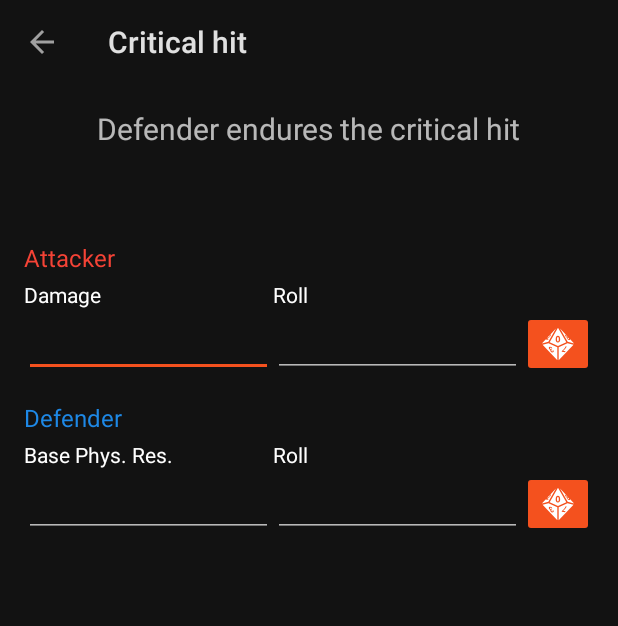
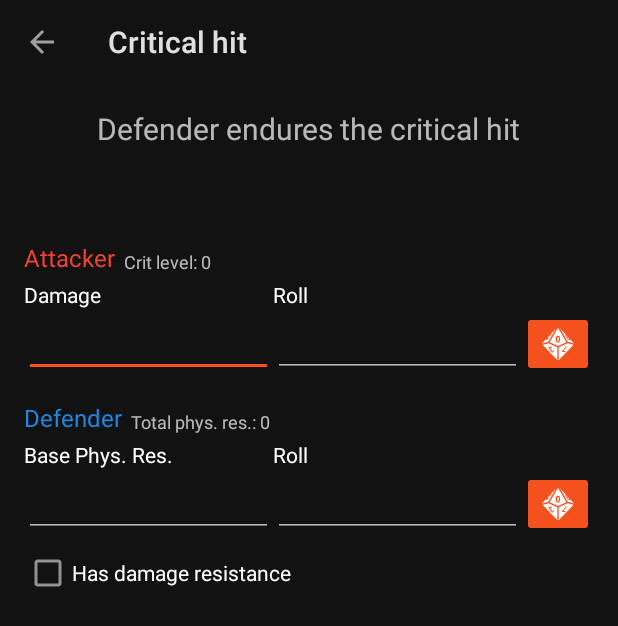
Before and after one commit to javier-delgado/anima-calculator-ex, an Android app: the CriticalHitActivity screen opened directly, with no data from a screen before it, on a phone screen of 412 x 824 dp. Shown: the top 626 px of the screen. Run offline under Robolectric (Android 15) with nearby library versions, the phone set to English and light mode, and no system bars; libraries missing offline, so code that uses them is left out: com.raizlabs.android, io.paperdb, org.jetbrains.anko.

Commit message:
Add more data to crits

```diff
--- a/app/build.gradle
+++ b/app/build.gradle
@@ -16,8 +16,8 @@ android {
         applicationId "com.javierdelgado.anima_calculator_ex"
         minSdkVersion 17
         targetSdkVersion 28
-        versionCode 10
-        versionName "1.3"
+        versionCode 11
+        versionName "1.3.1"
         testInstrumentationRunner "android.support.test.runner.AndroidJUnitRunner"
     }
     buildTypes {
--- a/app/src/main/java/com/javierdelgado/anima_calculator_ex/ui/CriticalHitActivity.kt
+++ b/app/src/main/java/com/javierdelgado/anima_calculator_ex/ui/CriticalHitActivity.kt
@@ -16,13 +16,15 @@ import com.javierdelgado.anima_calculator_ex.utils.MathEvaluator
 import com.raizlabs.android.dbflow.kotlinextensions.save
 import kotlinx.android.synthetic.main.activity_critical_hit.*
 import org.jetbrains.anko.doAsync
+import kotlin.math.ceil
 import kotlin.properties.Delegates
 
-class CriticalHitActivity: AppCompatActivity() {
+class CriticalHitActivity : AppCompatActivity() {
     private var damageCaused: Int by Delegates.observable(0) { _, _, _ -> recalculateCritical() }
     private var criticalHitRoll: Int by Delegates.observable(0) { _, _, _ -> recalculateCritical() }
     private var physicalResistance: Int by Delegates.observable(0) { _, _, _ -> recalculateCritical() }
-    private var rollResistance : Int by Delegates.observable(0) { _, _, _ -> recalculateCritical() }
+    private var rollResistance: Int by Delegates.observable(0) { _, _, _ -> recalculateCritical() }
+    private var hasDamageResistance: Boolean by Delegates.observable(false) { _, _, _ -> recalculateCritical() }
     private val rollConfig: DiceRollConfig = DiceRollConfig(openRollEnabled = false, fumbleEnabled = false)
 
     companion object {
@@ -41,7 +43,7 @@ class CriticalHitActivity: AppCompatActivity() {
         super.onCreate(savedInstanceState)
         setContentView(R.layout.activity_critical_hit)
         damageCaused = intent.getIntExtra(DAMAGE_CAUSED_EXTRA, 0)
-        if(damageCaused > 0) edtDamageCaused.setText(damageCaused.toString())
+        if (damageCaused > 0) edtDamageCaused.setText(damageCaused.toString())
         homeAsUp(true)
         setupButtons()
     }
@@ -62,31 +64,33 @@ class CriticalHitActivity: AppCompatActivity() {
     }
 
     private fun recalculateCritical() {
+        val physicalRes = physicalResistance + rollResistance
+        val critLevel = calculateCriticLevel(damageCaused + criticalHitRoll)
+
+        txtTotalResistance.text = getString(R.string.total_phys_res, physicalRes)
+        txtCritLevel.text = getString(R.string.crit_level, critLevel)
+
         if (rollResistance == 100) {
             txtMainHeader.text = getString(R.string.defender_rolled_a_natural_100)
             txtSecondaryHeader.text = getString(R.string.defender_endures_critical)
             return
         }
 
-        val tempCriticLevel = damageCaused + criticalHitRoll
-        val physicalRes = physicalResistance + rollResistance
-
-        val critLevel = calculateCriticLevel(tempCriticLevel)
 
         if (physicalRes >= critLevel) {
             txtMainHeader.text = ""
             txtSecondaryHeader.text = getString(R.string.defender_endures_critical)
         } else {
-            txtMainHeader.text = getString(R.string.crit_level, critLevel)
+            txtMainHeader.text = getString(R.string.difference_, critLevel - physicalRes)
             txtSecondaryHeader.text = getString(R.string.attacker_critical_hits)
         }
     }
 
     private fun calculateCriticLevel(tempCriticLevel: Int): Int {
-        return if ( tempCriticLevel > 200) {
-            200 + Math.ceil((tempCriticLevel - 200) / 2.toDouble()).toInt()
-        } else {
-            tempCriticLevel
+        return when {
+            hasDamageResistance -> ceil(tempCriticLevel/2.toDouble()).toInt()
+            tempCriticLevel > 200 -> 200 + ceil((tempCriticLevel - 200) / 2.toDouble()).toInt()
+            else -> tempCriticLevel
         }
     }
 
@@ -112,6 +116,7 @@ class CriticalHitActivity: AppCompatActivity() {
         edtCriticRoll.addTextChangedListener(criticRollTextWatcher)
         edtPhysicalResistance.addTextChangedListener(physicalResistanceTextWatcher)
         edtRollResistance.addTextChangedListener(rollResistanceTextWatcher)
+        chkWithDamageResistance.setOnCheckedChangeListener { _, b -> hasDamageResistance = b }
     }
 
     private fun unbindTextWatchers() {
@@ -119,6 +124,7 @@ class CriticalHitActivity: AppCompatActivity() {
         edtCriticRoll.removeTextChangedListener(criticRollTextWatcher)
         edtPhysicalResistance.removeTextChangedListener(physicalResistanceTextWatcher)
         edtRollResistance.removeTextChangedListener(rollResistanceTextWatcher)
+        chkWithDamageResistance.setOnCheckedChangeListener(null)
     }
 
     private val damageCausedTextWatcher by lazy {
--- a/app/src/main/res/layout/activity_critical_hit.xml
+++ b/app/src/main/res/layout/activity_critical_hit.xml
@@ -23,7 +23,7 @@
             android:layout_height="wrap_content"
             android:textSize="22sp"
             android:textColor="@color/material_white"
-            tools:text="Critical hit level: 87"
+            tools:text="Difference: 87"
             app:layout_constraintLeft_toLeftOf="parent"
             app:layout_constraintRight_toRightOf="parent"
             app:layout_constraintTop_toBottomOf="@id/txtSecondaryHeader"/>
@@ -38,6 +38,16 @@
             android:text="@string/attacker"
             app:layout_constraintTop_toBottomOf="@id/txtMainHeader"
             app:layout_constraintLeft_toLeftOf="parent"/>
+
+    <TextView
+            android:id="@+id/txtCritLevel"
+            android:layout_width="wrap_content"
+            android:layout_height="wrap_content"
+            android:layout_marginStart="6dp"
+            android:textSize="12sp"
+            tools:text="@string/crit_level"
+            app:layout_constraintBottom_toBottomOf="@id/txtAttacker"
+            app:layout_constraintLeft_toRightOf="@id/txtAttacker"/>
 
     <LinearLayout
             android:id="@+id/lytDamageCaused"
@@ -120,6 +130,16 @@
             app:layout_constraintTop_toBottomOf="@id/lytDamageCaused"
             app:layout_constraintLeft_toLeftOf="parent"/>
 
+    <TextView
+            android:id="@+id/txtTotalResistance"
+            android:layout_width="wrap_content"
+            android:layout_height="wrap_content"
+            android:layout_marginStart="6dp"
+            android:textSize="12sp"
+            tools:text="@string/total_phys_res"
+            app:layout_constraintBottom_toBottomOf="@id/txtDefender"
+            app:layout_constraintLeft_toRightOf="@id/txtDefender"/>
+
     <LinearLayout
             android:id="@+id/lytPhysicalResistance"
             android:layout_width="0dp"
@@ -188,4 +208,13 @@
             app:layout_constraintLeft_toRightOf="@id/lytResistanceRoll"
             app:layout_constraintRight_toRightOf="parent"
             tools:ignore="UnusedAttribute"/>
+
+    <CheckBox
+            android:id="@+id/chkWithDamageResistance"
+            android:layout_width="wrap_content"
+            android:layout_height="wrap_content"
+            android:text="@string/has_damage_resistance"
+            app:layout_constraintTop_toBottomOf="@id/lytPhysicalResistance"
+            app:layout_constraintLeft_toLeftOf="parent"/>
+
 </androidx.constraintlayout.widget.ConstraintLayout>
--- a/app/src/main/res/values/strings.xml
+++ b/app/src/main/res/values/strings.xml
@@ -168,10 +168,13 @@
     <string name="defender">Defender</string>
     <string name="defender_endures_critical">Defender endures the critical hit</string>
     <string name="attacker_critical_hits">Attacker deals a critical hit</string>
-    <string name="crit_level">Critical hit level: %d</string>
+    <string name="crit_level">Crit level: %d</string>
     <string name="critical_hit_roll">Critical hit roll</string>
     <string name="defender_rolled_a_natural_100">Defender rolled a natural 100</string>
     <string name="phys_res_roll">Phys Res roll</string>
+    <string name="has_damage_resistance">Has damage resistance</string>
+    <string name="difference_">Difference: %d</string>
+    <string name="total_phys_res">Total phys. res.: %d</string>
     <plurals name="open_rolls">
         <item quantity="one">Open roll</item>
         <item quantity="other">Open rolls</item>
```
Also changed, not shown: 1 other file.
